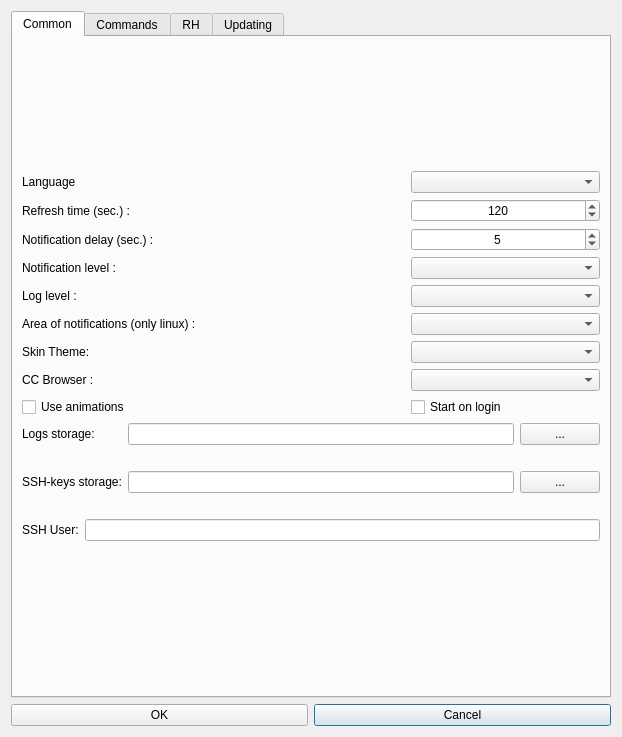
This is hub/forms/DlgSettings.ui in subutai-io/control-center as Qt 5 draws it before an edit. The edited form follows.
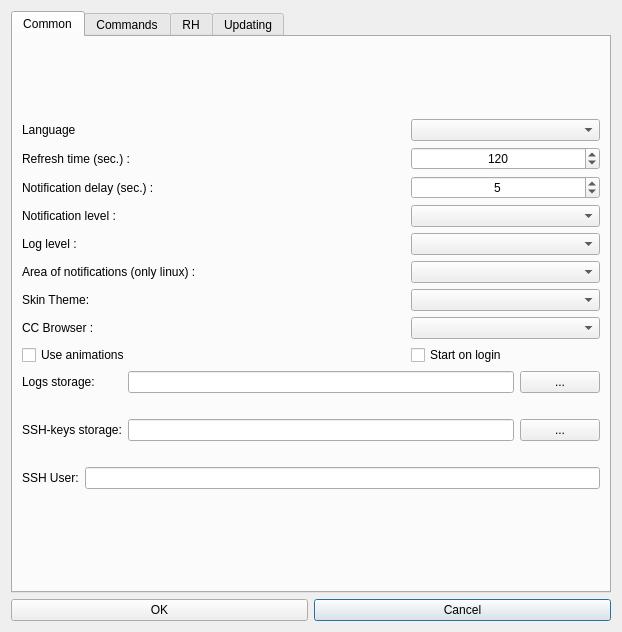
This is the edited form. Icons and pictures are not drawn.

```diff
--- a/hub/forms/DlgSettings.ui
+++ b/hub/forms/DlgSettings.ui
@@ -7,7 +7,7 @@
     <x>0</x>
     <y>0</y>
     <width>622</width>
-    <height>737</height>
+    <height>632</height>
    </rect>
   </property>
   <property name="windowTitle">
```
